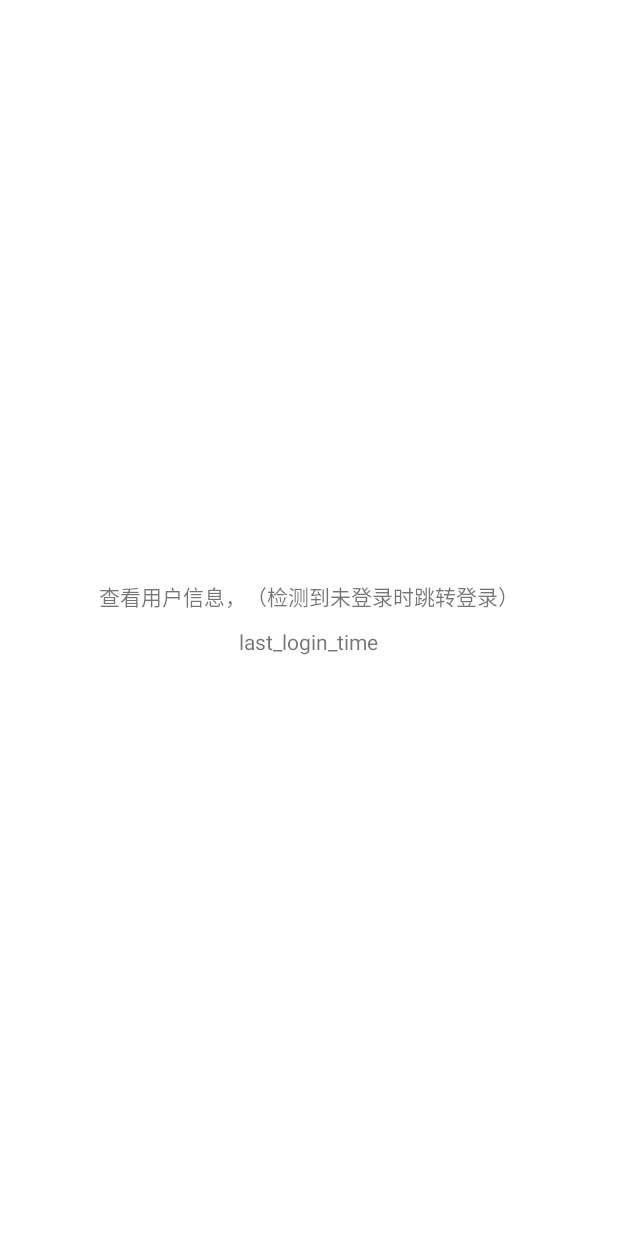
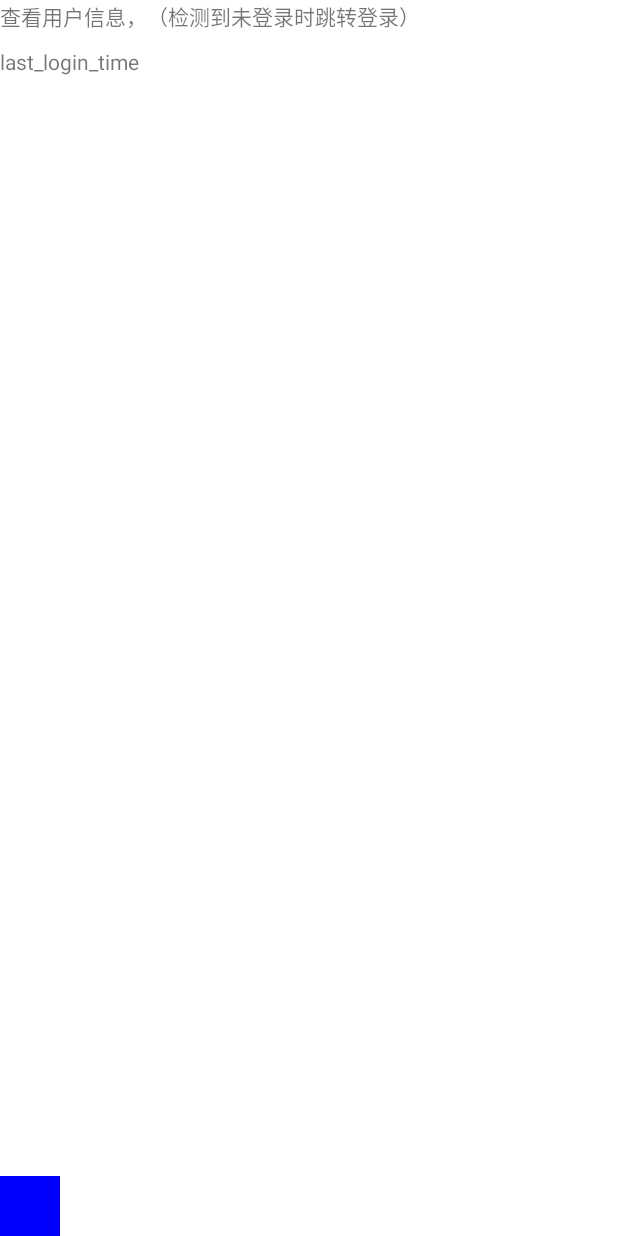
Before and after one commit to heyphoneli/ArouterBase, an Android app: the layout fragment_mine.xml on its own in the app's theme, with its tools: preview values and no code run, on a phone screen of 412 x 824 dp. Run offline under Robolectric (Android 15) with nearby library versions, the phone set to English and light mode, and no system bars.

Commit message:
加入可移动布局

```diff
--- /dev/null
+++ b/commonlib/src/main/java/com/example/commonlib/view/MoveableLayout.kt
@@ -0,0 +1,89 @@
+package com.example.commonlib.view
+
+import android.content.Context
+import android.graphics.Point
+import android.util.AttributeSet
+import android.view.MotionEvent
+import android.view.View
+import android.widget.FrameLayout
+import androidx.customview.widget.ViewDragHelper
+import kotlin.math.max
+import kotlin.math.min
+
+class MoveableLayout(context: Context, attributeSet: AttributeSet) : FrameLayout(context, attributeSet) {
+	private val initPointPosition = Point()
+
+	private val cb = object : ViewDragHelper.Callback() {
+		//返回true才能滑动
+		override fun tryCaptureView(child: View, pointerId: Int): Boolean {
+			return getChildAt(childCount - 1) === child
+		}
+
+		//这个地方实际上left就代表 你将要移动到的位置的坐标。返回值就是最终确定的移动的位置。
+		// 我们要让view滑动的范围在我们的layout之内
+		//实际上就是判断如果这个坐标在layout之内 那我们就返回这个坐标值。
+		//如果这个坐标在layout的边界处 那我们就只能返回边界的坐标给他。不能让他超出这个范围
+		//除此之外就是如果你的layout设置了padding的话，也可以让子view的活动范围在padding之内的.
+		override fun clampViewPositionHorizontal(child: View, left: Int, dx: Int): Int {
+			//取得左边界的坐标
+			val leftBound = paddingLeft
+			//取得右边界的坐标
+			val rightBound = width - child.width - leftBound
+			//这个地方的含义就是 如果left的值 在leftbound和rightBound之间 那么就返回left
+			//如果left的值 比 leftbound还要小 那么就说明 超过了左边界 那我们只能返回给他左边界的值
+			//如果left的值 比rightbound还要大 那么就说明 超过了右边界，那我们只能返回给他右边界的值
+			return min(max(left, leftBound), rightBound)
+		}
+
+		override fun clampViewPositionVertical(child: View, top: Int, dy: Int): Int {
+			//取得上边界的坐标
+			val topBound = paddingTop
+			//取得下边界的坐标
+			val bottomBound = height - child.height - topBound
+			return min(max(top, topBound), bottomBound)
+		}
+
+		override fun onViewReleased(releasedChild: View, xvel: Float, yvel: Float) {
+			//松手的时候 判断如果是这个view 就让他回到起始位置
+			if (getChildAt(childCount - 1) === releasedChild) {
+				//这边代码你跟进去去看会发终调用的是startScroll这个方法 所以我们就明白还要在computeScroll方法里刷新现最
+				viewDragHelper.settleCapturedViewAt(initPointPosition.x, initPointPosition.y)
+				invalidate()
+			}
+		}
+
+		/**
+		 * 重写以下2个方法，并在可拖拽并点击的view上加上clickable=true，就能实现既能拖动又能点击
+		 */
+		override fun getViewHorizontalDragRange(child: View): Int {
+			return measuredWidth - child.measuredWidth
+		}
+
+		override fun getViewVerticalDragRange(child: View): Int {
+			return measuredHeight - child.measuredHeight
+		}
+	}
+
+	override fun computeScroll() {
+		if (viewDragHelper.continueSettling(true))
+			invalidate()
+	}
+
+	private var viewDragHelper: ViewDragHelper = ViewDragHelper.create(this, cb)
+
+
+	override fun onInterceptTouchEvent(ev: MotionEvent?): Boolean {
+		return viewDragHelper.shouldInterceptTouchEvent(ev!!)
+	}
+
+	override fun onLayout(changed: Boolean, left: Int, top: Int, right: Int, bottom: Int) {
+		super.onLayout(changed, left, top, right, bottom)
+		initPointPosition.x = getChildAt(childCount - 1).left
+		initPointPosition.y = getChildAt(childCount - 1).top
+	}
+
+	override fun onTouchEvent(event: MotionEvent?): Boolean {
+		viewDragHelper.processTouchEvent(event!!)
+		return true
+	}
+}
--- a/mine/src/main/java/com/example/mine/MineFragment.kt
+++ b/mine/src/main/java/com/example/mine/MineFragment.kt
@@ -3,18 +3,19 @@ package com.example.mine
 import com.alibaba.android.arouter.facade.annotation.Autowired
 import com.alibaba.android.arouter.facade.annotation.Route
 import com.alibaba.android.arouter.launcher.ARouter
-import com.blankj.utilcode.util.LogUtils
 import com.example.commonlib.base.BaseFragment
 import com.example.commonlib.service.LoginStatusService
 import com.example.mine.databinding.FragmentMineBinding
 
 @Route(path = "/mine/mineFragment")
 class MineFragment : BaseFragment<FragmentMineBinding>() {
-
 	override fun doOnViewCreated() {
 		ARouter.getInstance().inject(this)
 		viewBinding.userinfo.setOnClickListener {
 			ARouter.getInstance().build("/user/userinfo").navigation()
+		}
+		viewBinding.touchView.setOnClickListener {
+			println("11111")
 		}
 	}
 
--- a/mine/src/main/res/layout/fragment_mine.xml
+++ b/mine/src/main/res/layout/fragment_mine.xml
@@ -1,20 +1,37 @@
 <?xml version="1.0" encoding="utf-8"?>
-<LinearLayout xmlns:android="http://schemas.android.com/apk/res/android"
+<com.example.commonlib.view.MoveableLayout xmlns:android="http://schemas.android.com/apk/res/android"
     android:layout_width="match_parent"
     android:layout_height="match_parent"
-    android:gravity="center"
+    android:orientation="vertical">
+
+    <LinearLayout
+        android:layout_width="match_parent"
+        android:layout_height="match_parent"
         android:orientation="vertical">
 
         <TextView
             android:id="@+id/userinfo"
             android:layout_width="wrap_content"
             android:layout_height="wrap_content"
+            android:layout_centerInParent="true"
             android:text="查看用户信息，（检测到未登录时跳转登录）" />
 
         <TextView
             android:id="@+id/lasttime"
             android:layout_width="wrap_content"
             android:layout_height="wrap_content"
+            android:layout_below="@id/userinfo"
+            android:layout_centerHorizontal="true"
             android:layout_marginTop="10dp"
             android:text="last_login_time" />
     </LinearLayout>
+
+
+    <View
+        android:clickable="true"
+        android:id="@+id/touch_view"
+        android:layout_width="40dp"
+        android:layout_height="40dp"
+        android:layout_gravity="bottom"
+        android:background="#00f" />
+</com.example.commonlib.view.MoveableLayout>
```
Lines whose indentation alone changed are shown as unchanged.
